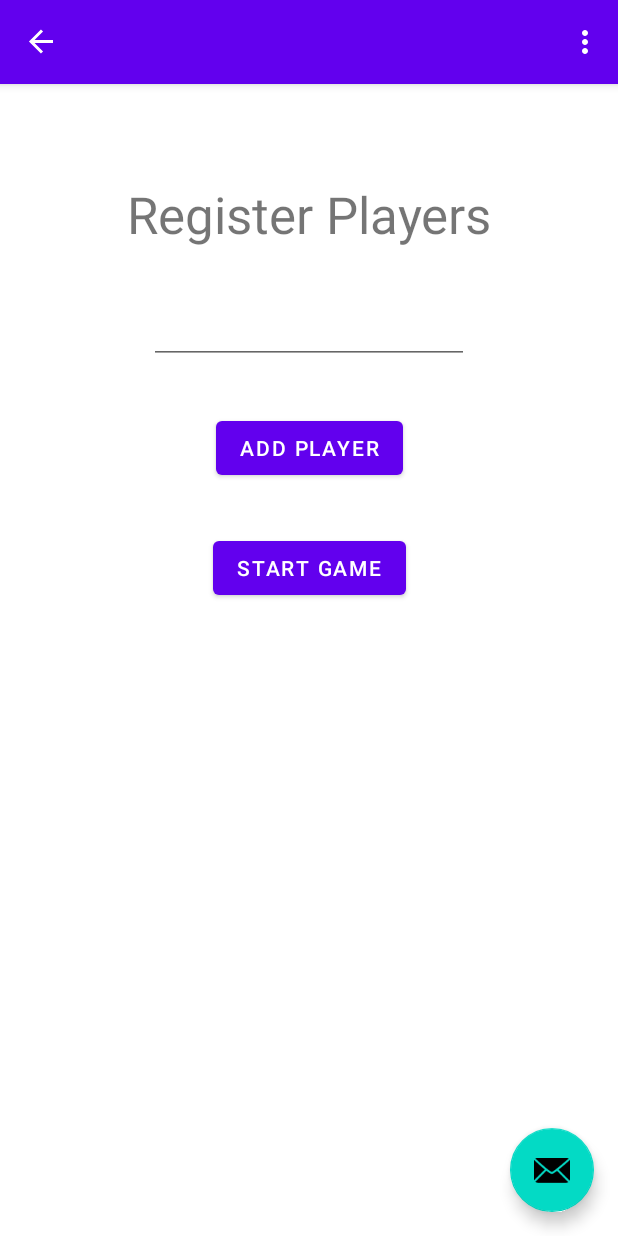
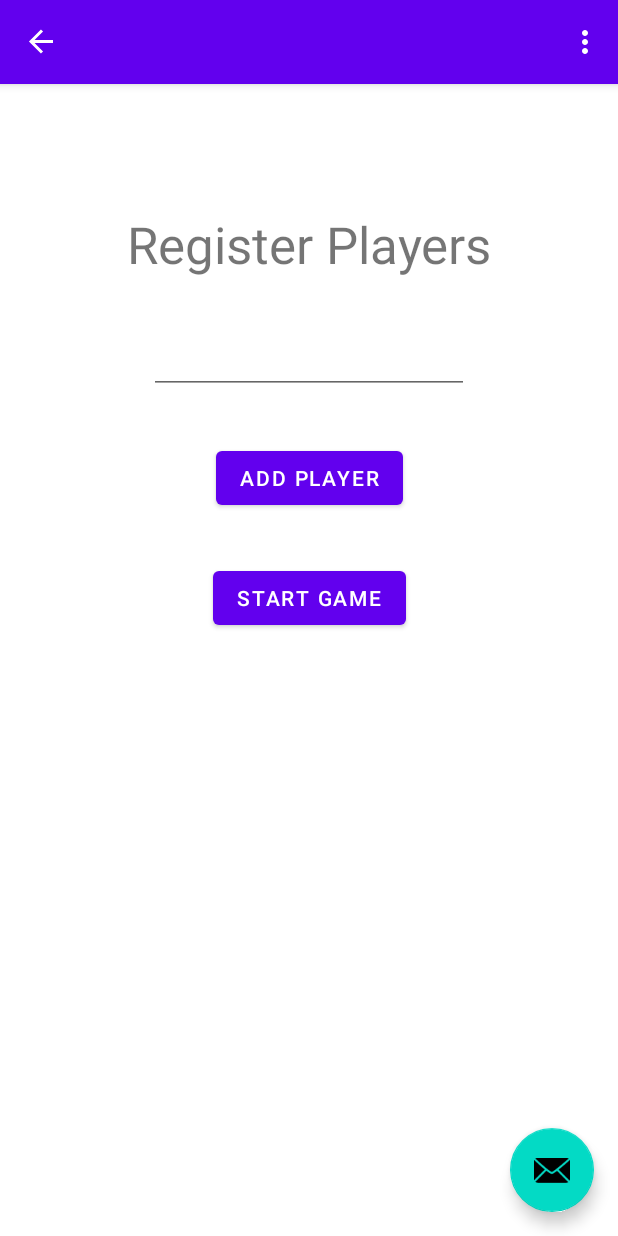
Before and after one commit to LukasBoril/DedelidoApp, an Android app: the ThirdFragment screen opened through its navigation route, on a phone screen of 412 x 824 dp. Run offline under Robolectric (Android 15) with nearby library versions, the phone set to English and light mode, and no system bars; our stand-ins replace Volley, navigation-ui; libraries missing offline, so code that uses them is left out: com.beust.klaxon.

Commit message:
commit to branch

```diff
--- a/app/src/main/res/layout/fragment_third.xml
+++ b/app/src/main/res/layout/fragment_third.xml
@@ -11,8 +11,9 @@
         android:layout_width="wrap_content"
         android:layout_height="wrap_content"
         android:layout_marginStart="1dp"
-        android:layout_marginTop="32dp"
+        android:layout_marginTop="52dp"
         app:layout_constraintEnd_toEndOf="parent"
+        app:layout_constraintHorizontal_bias="1.0"
         app:layout_constraintStart_toStartOf="parent"
         app:layout_constraintTop_toTopOf="parent" />
 
```
Also changed, not shown: app/src/main/java/com/example/myapplication/ThirdFragment.kt (+47 -2 lines).
